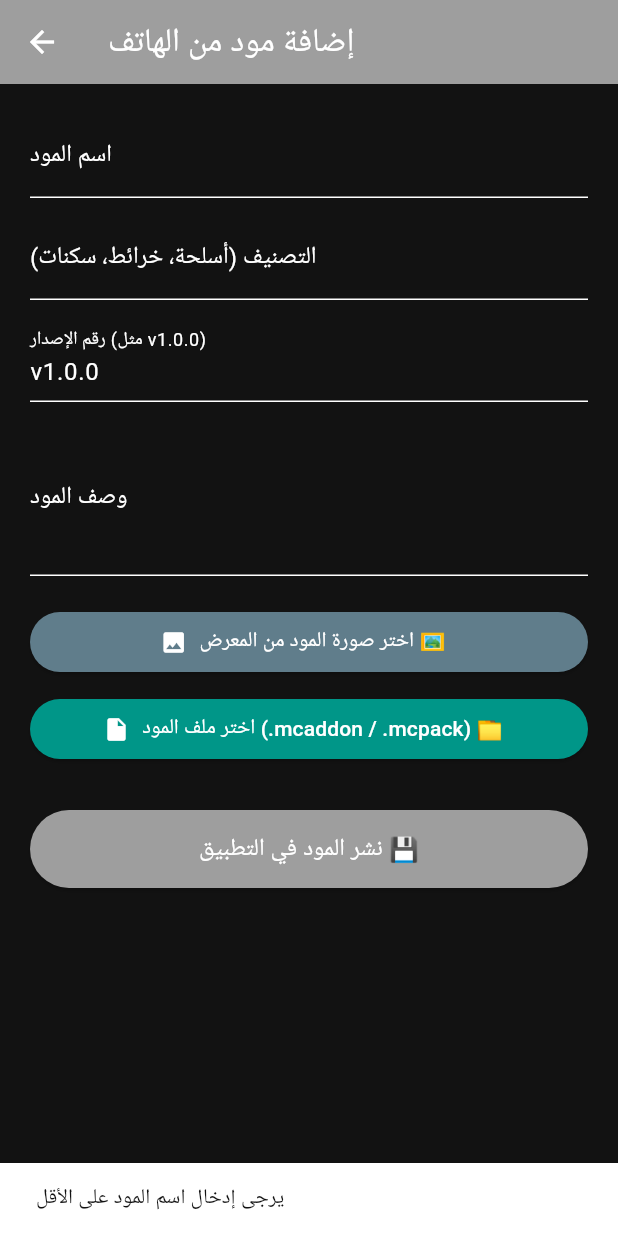
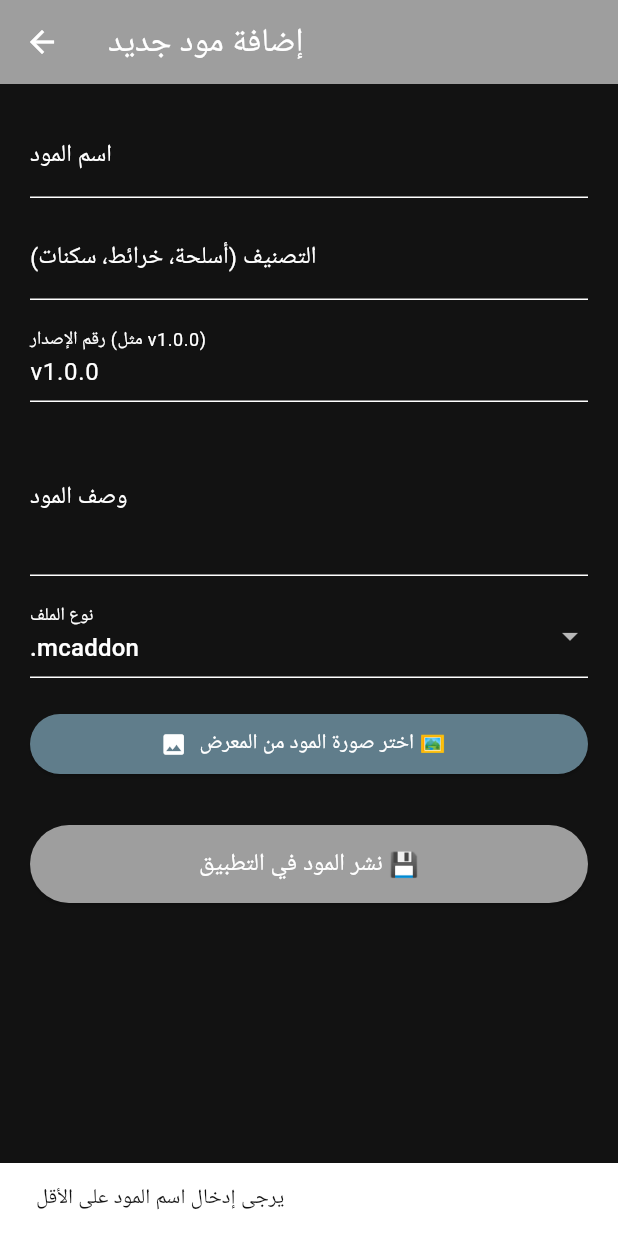
Before and after one commit to twkt7538-arch/KIM-ADDONS52, a Flutter app: the AdminAddonPanel screen opened directly with empty values, after a tap on "نشر المود في التطبيق 💾", on a phone screen of 412 x 824 dp. Run offline on Flutter 3.47's test engine with Material 3 defaults, Android fonts, the phone set to English and light mode, and no system bars; our stand-ins replace image_picker.

Commit message:
إصلاح خطأ البناء نهائياً والاعتماد على نظام مستقر وسريع

```diff
--- a/lib/main.dart
+++ b/lib/main.dart
@@ -1,7 +1,6 @@
 import 'dart:io';
 import 'package:flutter/material.dart';
 import 'package:image_picker/image_picker.dart';
-import 'package:file_picker/file_picker.dart';
 
 void main() {
   WidgetsFlutterBinding.ensureInitialized();
@@ -17,7 +16,6 @@ class AddonModel {
   final String fileType;
   final String fileSize;
   final String? imagePath;
-  final String? filePath;
 
   AddonModel({
     required this.id,
@@ -28,7 +26,6 @@ class AddonModel {
     required this.fileType,
     required this.fileSize,
     this.imagePath,
-    this.filePath,
   });
 }
 
@@ -562,7 +559,7 @@ class ProfileScreen extends StatelessWidget {
               );
             },
             icon: const Icon(Icons.admin_panel_settings, color: Colors.white),
-            label: const Text('إضافة مود جديد من الجهاز 📂', style: TextStyle(color: Colors.white)),
+            label: const Text('إضافة مود جديد 📂', style: TextStyle(color: Colors.white)),
           ),
         ],
       ),
@@ -587,36 +584,14 @@ class _AdminAddonPanelState extends State<AdminAddonPanel> {
   final _versionController = TextEditingController(text: 'v1.0.0');
 
   String? _selectedImagePath;
-  String? _selectedFilePath;
-  String _fileTypeName = '.mcaddon';
-  String _fileSizeName = '10.0 MB';
+  String _selectedFileType = '.mcaddon';
+  String _fileSize = '12.0 MB';
 
   Future<void> _pickImage() async {
     final pickedFile = await ImagePicker().pickImage(source: ImageSource.gallery);
     if (pickedFile != null) {
       setState(() {
         _selectedImagePath = pickedFile.path;
-      });
-    }
-  }
-
-  Future<void> _pickFile() async {
-    FilePickerResult? result = await FilePicker.platform.pickFiles();
-    if (result != null && result.files.single.path != null) {
-      setState(() {
-        _selectedFilePath = result.files.single.path;
-        final name = result.files.single.name;
-        if (name.endsWith('.mcpack')) {
-          _fileTypeName = '.mcpack';
-        } else if (name.endsWith('.mcworld')) {
-          _fileTypeName = '.mcworld';
-        } else {
-          _fileTypeName = '.mcaddon';
-        }
-
-        final bytes = result.files.single.size;
-        final mb = (bytes / (1024 * 1024)).toStringAsFixed(1);
-        _fileSizeName = '$mb MB';
       });
     }
   }
@@ -635,15 +610,14 @@ class _AdminAddonPanelState extends State<AdminAddonPanel> {
       category: _categoryController.text.isNotEmpty ? _categoryController.text : 'عام',
       description: _descController.text.isNotEmpty ? _descController.text : 'بدون وصف',
       version: _versionController.text.isNotEmpty ? _versionController.text : 'v1.0.0',
-      fileType: _fileTypeName,
-      fileSize: _fileSizeName,
+      fileType: _selectedFileType,
+      fileSize: _fileSize,
       imagePath: _selectedImagePath,
-      filePath: _selectedFilePath,
     );
 
     widget.onAdd(newAddon);
     ScaffoldMessenger.of(context).showSnackBar(
-      const SnackBar(content: Text('تمت إضافة المود وحفظه بنجاح! 🚀')),
+      const SnackBar(content: Text('تمت إضافة المود بنجاح! 🚀')),
     );
     Navigator.pop(context);
   }
@@ -652,7 +626,7 @@ class _AdminAddonPanelState extends State<AdminAddonPanel> {
   Widget build(BuildContext context) {
     return Scaffold(
       appBar: AppBar(
-        title: const Text('إضافة مود من الهاتف'),
+        title: const Text('إضافة مود جديد'),
         backgroundColor: widget.primaryColor,
       ),
       body: Padding(
@@ -679,19 +653,26 @@ class _AdminAddonPanelState extends State<AdminAddonPanel> {
               maxLines: 3,
               decoration: const InputDecoration(labelText: 'وصف المود'),
             ),
+            const SizedBox(height: 12),
+            DropdownButtonFormField<String>(
+              value: _selectedFileType,
+              decoration: const InputDecoration(labelText: 'نوع الملف'),
+              items: ['.mcaddon', '.mcpack', '.mcworld'].map((String type) {
+                return DropdownMenuItem<String>(
+                  value: type,
+                  child: Text(type),
+                );
+              }).toList(),
+              onChanged: (val) {
+                if (val != null) setState(() => _selectedFileType = val);
+              },
+            ),
             const SizedBox(height: 20),
             ElevatedButton.icon(
               style: ElevatedButton.styleFrom(backgroundColor: Colors.blueGrey),
               onPressed: _pickImage,
               icon: const Icon(Icons.image, color: Colors.white),
               label: Text(_selectedImagePath == null ? 'اختر صورة المود من المعرض 🖼️' : 'تم اختيار الصورة بنجاح ✅', style: const TextStyle(color: Colors.white)),
-            ),
-            const SizedBox(height: 10),
-            ElevatedButton.icon(
-              style: ElevatedButton.styleFrom(backgroundColor: Colors.teal),
-              onPressed: _pickFile,
-              icon: const Icon(Icons.insert_drive_file, color: Colors.white),
-              label: Text(_selectedFilePath == null ? 'اختر ملف المود (.mcaddon / .mcpack) 📁' : 'تم اختيار الملف بنجاح ✅', style: const TextStyle(color: Colors.white)),
             ),
             const SizedBox(height: 30),
             ElevatedButton(
```
